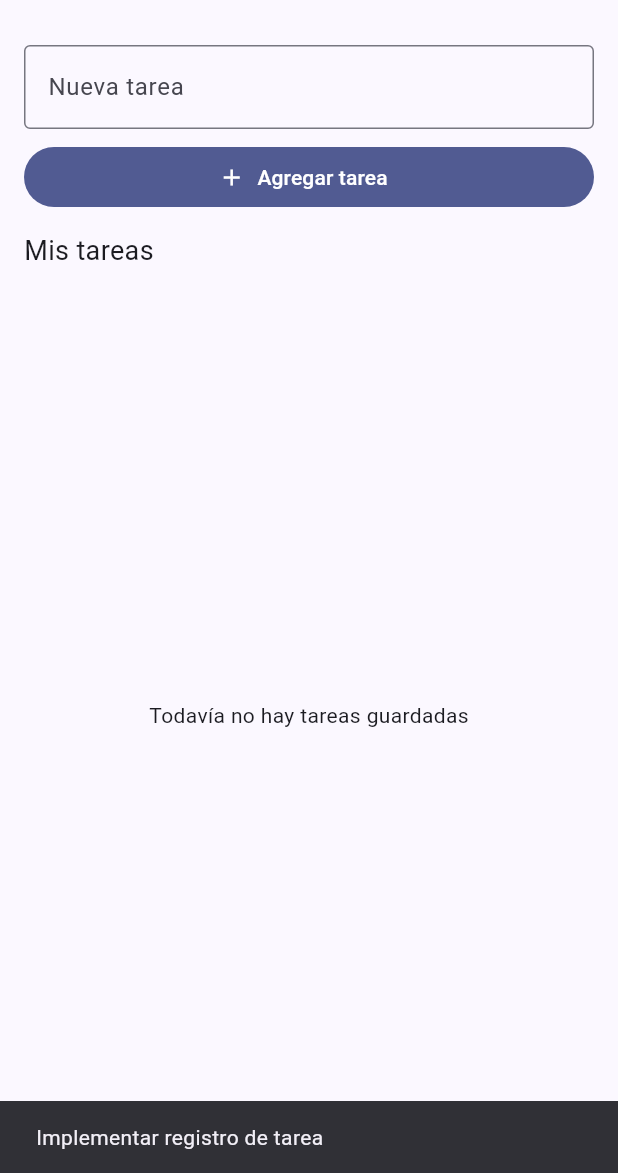
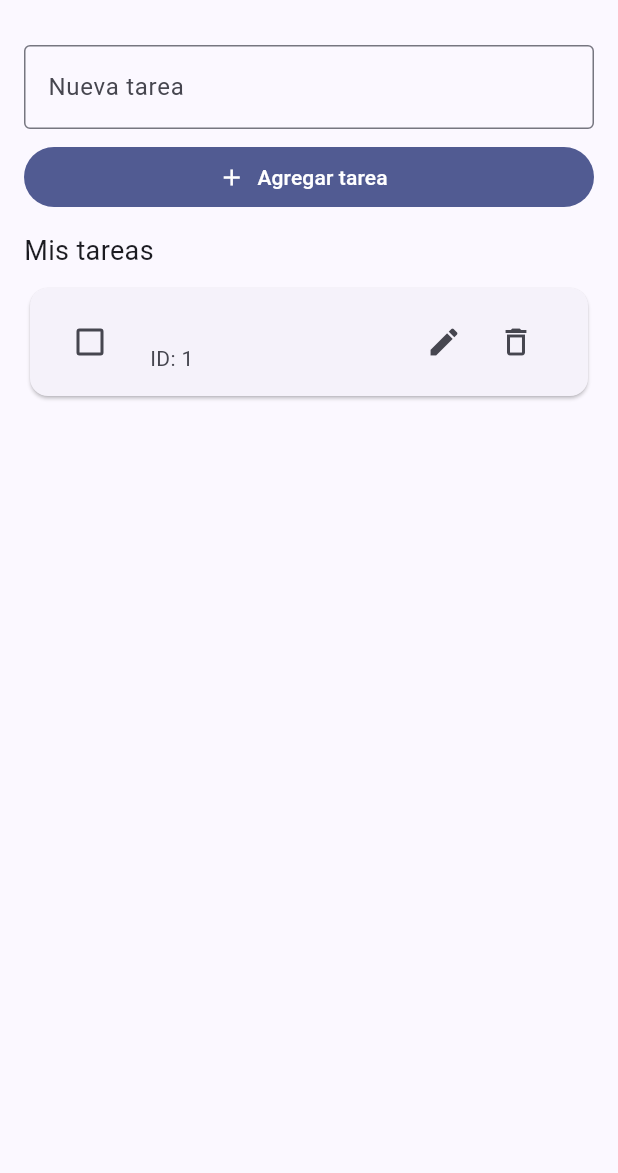
Before and after one commit to MaxyVelazquez/GestorTareasLocal_SQLite_MEVC, a Flutter app: the screen it shows after launch, after a tap on "Agregar tarea", on a phone screen of 412 x 824 dp, the part 63-1236 px from its top. Run offline on Flutter 3.47's test engine with Material 3 defaults, Android fonts, the phone set to English and light mode, and no system bars; our stand-ins replace drift, drift_flutter; accounts and stored records are empty; generated files the repository leaves out were written again.

Commit message:
feat: persistencia con Drift, crear y consultar tareas con StreamBuilder

```diff
--- /dev/null
+++ b/lib/data/app_database.dart
@@ -0,0 +1,40 @@
+import 'package:drift/drift.dart';
+import 'package:drift_flutter/drift_flutter.dart';
+
+import 'tareas_table.dart';
+
+part 'app_database.g.dart';
+
+@DriftDatabase(
+  tables: [TareasTable],
+)
+class AppDatabase extends _$AppDatabase {
+  AppDatabase([QueryExecutor? executor]) : super(executor ?? _abrirConexion());
+
+  @override
+  int get schemaVersion => 1;
+
+  //Genera una lista cada vez que se actualiza la tabla de tareas
+  //Permite actualizar la interfaz adecuadamente
+  Stream<List<TareasDB>> observarTareas(){
+    return (select(tareasTable)..orderBy([(t)=>OrderingTerm.asc(t.id)])).watch();
+  }
+
+  //Promesa de insersión
+  Future<int> insertarTarea(String titulo){
+    return into(tareasTable).insert(
+      TareasTableCompanion.insert(titulo: titulo),
+    );
+  }
+
+  static QueryExecutor _abrirConexion() {
+
+    return driftDatabase(
+      name: 'gestor_tareas',
+      web: DriftWebOptions(
+        sqlite3Wasm: Uri.parse('sqlite3.wasm'),
+        driftWorker: Uri.parse('drift_worker.js'),
+      ),
+    );
+  }
+}
--- /dev/null
+++ b/lib/data/tareas_table.dart
@@ -0,0 +1,10 @@
+
+
+import 'package:drift/drift.dart';
+
+@DataClassName('TareasDB')
+class TareasTable extends Table {
+  IntColumn get id => integer().autoIncrement()();
+  TextColumn get titulo=> text()();
+  BoolColumn get isCompleted => boolean().withDefault(const Constant(false))();
+}
--- a/lib/screens/tareas_page.dart
+++ b/lib/screens/tareas_page.dart
@@ -1,7 +1,9 @@
 import 'package:flutter/material.dart';
+
 import '../models/tarea.dart';
+import '../data/app_database.dart';
 
-// Pantalla base SIN persistencia ni operaciones CRUD implementadas.
+
 // Conserva las indicaciones TODO para orientar tu trabajo.
 class TareasPage extends StatefulWidget {
   const TareasPage({super.key});
@@ -13,16 +15,31 @@ class TareasPage extends StatefulWidget {
 class _TareasPageState extends State<TareasPage> {
   final TextEditingController _tituloController = TextEditingController();
 
-  List<Tarea> _tareas = [];
+  late final AppDatabase _db;
+  late final Stream<List<TareasDB>> _tareasStream;
 
   @override
   void initState() {
     super.initState();
-
+    _db = AppDatabase();
+    _tareasStream = _db.observarTareas();
   }
 
-  void _agregarTarea() {
-    _pendiente('Implementar registro de tarea');
+  @override
+  void dispose() {
+    _tituloController.dispose();
+    _db.close();
+    super.dispose();
+  }
+
+  Future<void> _agregarTarea() async {
+    try {
+      await _db.insertarTarea(_tituloController.text);
+      _tituloController.clear();
+    } catch (e) {
+      if (!mounted) return;
+      _pendiente("No se pudo guardar la tarea: $e");
+    }
   }
 
   void _alternarCompletada(Tarea tarea, bool completada) {
@@ -38,15 +55,8 @@ class _TareasPageState extends State<TareasPage> {
   }
 
   void _pendiente(String mensaje) {
-    ScaffoldMessenger.of(context).showSnackBar(
-      SnackBar(content: Text(mensaje)),
-    );
-  }
-
-  @override
-  void dispose() {
-    _tituloController.dispose();
-    super.dispose();
+    ScaffoldMessenger.of(context)
+        .showSnackBar(SnackBar(content: Text(mensaje)));
   }
 
   @override
@@ -75,12 +85,37 @@ class _TareasPageState extends State<TareasPage> {
             const Text('Mis tareas', style: TextStyle(fontSize: 18)),
             const SizedBox(height: 8),
             Expanded(
-              child: _tareas.isEmpty
-                  ? const Center(child: Text('Todavía no hay tareas guardadas'))
-                  : ListView.builder(
-                      itemCount: _tareas.length,
+              child: StreamBuilder<List<TareasDB>>(
+                stream: _tareasStream,
+                builder: (context, snapshot) {
+                  if (snapshot.hasError) {
+                    return Center(
+                      child: Text(
+                        'Error al leer las tareas: ${snapshot.error}',
+                      ),
+                    );
+                  }
+                  if (!snapshot.hasData) {
+                    return const Center(child: CircularProgressIndicator());
+                  }
+                  final tareas = snapshot.data!
+                      .map(
+                        (f) => Tarea(
+                          id: f.id,
+                          titulo: f.titulo,
+                          completada: f.isCompleted,
+                        ),
+                      )
+                      .toList();
+                  if (tareas.isEmpty) {
+                    return const Center(
+                      child: Text('Todavía no hay tareas guardadas'),
+                    );
+                  }
+                  return ListView.builder(
+                    itemCount: tareas.length,
                     itemBuilder: (context, index) {
-                        final tarea = _tareas[index];
+                      final tarea = tareas[index];
                       return Card(
                         child: ListTile(
                           leading: Checkbox(
@@ -111,6 +146,8 @@ class _TareasPageState extends State<TareasPage> {
                         ),
                       );
                     },
+                  );
+                },
               ),
             ),
           ],
```
Also changed, not shown: lib/data/app_database.g.dart (added), 1 other file. Lines whose indentation alone changed are shown as unchanged.
